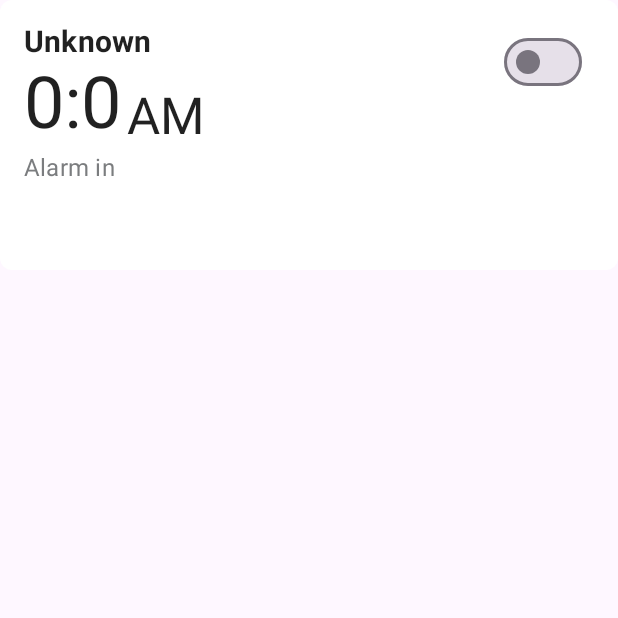
After one commit to marcin1994b/Snoozeloo, an Android app built with Jetpack Compose: the composable AlarmCardView called with empty values, on a phone screen of 412 x 824 dp, the top half of it. The commit adds this screen. Run offline under Robolectric (Android 15) with nearby library versions, the phone set to English and light mode, and no system bars; 3 statements that could not run were skipped.

Commit message:
Created Alarm Card View

```diff
--- a/composeApp/build.gradle.kts
+++ b/composeApp/build.gradle.kts
@@ -38,6 +38,10 @@ kotlin {
             implementation(compose.components.uiToolingPreview)
             implementation(libs.androidx.lifecycle.viewmodel)
             implementation(libs.androidx.lifecycle.runtime.compose)
+            implementation(compose.material3)
+
+            // time
+            implementation("org.jetbrains.kotlinx:kotlinx-datetime:0.6.0")
 
             // appyx
             api("com.bumble.appyx:appyx-navigation:2.0.0-alpha10")
--- /dev/null
+++ b/composeApp/src/commonMain/kotlin/org/marcin1994b/snoozeloo/design/AlarmCardView.kt
@@ -0,0 +1,89 @@
+package org.marcin1994b.snoozeloo.design
+
+import androidx.compose.foundation.background
+import androidx.compose.foundation.layout.Box
+import androidx.compose.foundation.layout.Column
+import androidx.compose.foundation.layout.Row
+import androidx.compose.foundation.layout.Spacer
+import androidx.compose.foundation.layout.fillMaxWidth
+import androidx.compose.foundation.layout.height
+import androidx.compose.foundation.layout.padding
+import androidx.compose.foundation.layout.width
+import androidx.compose.material.Chip
+import androidx.compose.material.ExperimentalMaterialApi
+import androidx.compose.material.Text
+import androidx.compose.material3.Switch
+import androidx.compose.runtime.Composable
+import androidx.compose.ui.Alignment
+import androidx.compose.ui.Modifier
+import androidx.compose.ui.unit.dp
+import org.marcin1994b.snoozeloo.model.DayOfWeek
+import org.marcin1994b.snoozeloo.model.formatToAlarmTime
+import org.marcin1994b.snoozeloo.model.getAlarmCountDownText
+import org.marcin1994b.snoozeloo.theme.AppColors
+import org.marcin1994b.snoozeloo.theme.AppTheme
+
+@OptIn(ExperimentalMaterialApi::class)
+@Composable
+fun AlarmCardView(
+    title: String?,
+    timestamp: Long,
+    isTurnOn: Boolean,
+    repeatOn: List<Pair<DayOfWeek, Boolean>>,
+    onSwitchClick: (Boolean) -> Unit
+) {
+    Column(
+        modifier = Modifier.background(
+            color = AppColors.White,
+            shape = AppTheme.shapes.medium
+        ).fillMaxWidth().height(180.dp).padding(vertical = 16.dp)
+    ) {
+        Box(modifier = Modifier.padding(start = 16.dp).fillMaxWidth().height(105.dp)) {
+            Text(
+                modifier = Modifier.align(Alignment.TopStart).padding(bottom = 30.dp),
+                text = title ?: "Unknown",
+                style = AppTheme.typography.headline6 + AppTheme.typography.bold,
+            )
+
+            Row(
+                modifier = Modifier.align(Alignment.CenterStart),
+                verticalAlignment = Alignment.Bottom
+            ) {
+                Text(
+                    text = timestamp.formatToAlarmTime(),
+                    style = AppTheme.typography.headline3,
+                )
+                Spacer(modifier = Modifier.width(4.dp))
+                Text(
+                    text = "AM",
+                    style = AppTheme.typography.headline4,
+                )
+            }
+
+            Text(
+                modifier = Modifier.align(Alignment.BottomStart),
+                text = timestamp.getAlarmCountDownText(),
+                style = AppTheme.typography.subtitle1,
+                color = AppColors.Grey500
+            )
+
+            Switch(
+                modifier = Modifier.align(Alignment.TopEnd).width(100.dp).height(50.dp),
+                checked = isTurnOn,
+                onCheckedChange = { onSwitchClick(it) },
+            )
+        }
+
+        Spacer(modifier = Modifier.height(12.dp))
+
+        Row(modifier = Modifier.padding(horizontal = 16.dp)) {
+            repeatOn.forEach {
+                Chip(
+                    onClick = {}
+                ) {
+                    Text(it.first.toString())
+                }
+            }
+        }
+    }
+}
--- /dev/null
+++ b/composeApp/src/commonMain/kotlin/org/marcin1994b/snoozeloo/model/DateTimeHelpers.kt
@@ -0,0 +1,34 @@
+package org.marcin1994b.snoozeloo.model
+
+import kotlinx.datetime.Clock
+import kotlinx.datetime.Instant
+import kotlinx.datetime.TimeZone
+import kotlinx.datetime.toLocalDateTime
+
+fun Long.formatToAlarmTime(): String {
+    val localTime = Instant.fromEpochMilliseconds(this).toLocalDateTime(TimeZone.currentSystemDefault())
+
+    return "${localTime.hour}:${localTime.minute}"
+}
+
+fun Long.getAlarmCountDownText(): String {
+    val currentTime = Clock.System.now().toLocalDateTime(TimeZone.currentSystemDefault())
+    val localAlarmTime = Instant.fromEpochMilliseconds(this).toLocalDateTime(TimeZone.currentSystemDefault())
+
+    val hoursToAlarm = localAlarmTime.hour - currentTime.hour
+    val minutesToAlarm = localAlarmTime.minute - currentTime.minute
+
+    var time = if (hoursToAlarm > 0) {
+        "$hoursToAlarm h"
+    } else {
+        ""
+    }
+
+    time = "$time " + if (minutesToAlarm > 0) {
+        "$minutesToAlarm mins"
+    } else {
+        ""
+    }
+
+    return "Alarm in $time"
+}
--- a/composeApp/src/commonMain/kotlin/org/marcin1994b/snoozeloo/theme/AppTypography.kt
+++ b/composeApp/src/commonMain/kotlin/org/marcin1994b/snoozeloo/theme/AppTypography.kt
@@ -3,8 +3,12 @@ package org.marcin1994b.snoozeloo.theme
 import androidx.compose.runtime.staticCompositionLocalOf
 import androidx.compose.ui.text.SpanStyle
 import androidx.compose.ui.text.TextStyle
+import androidx.compose.ui.text.font.Font
+import androidx.compose.ui.text.font.FontFamily
 import androidx.compose.ui.text.font.FontWeight
 import androidx.compose.ui.unit.sp
+import snoozeloo.composeapp.generated.resources.Res
+import snoozeloo.composeapp.generated.resources.montserrat_thin
 
 data class AppTypography(
     val headline1: TextStyle = TextStyle(
--- a/composeApp/src/commonMain/kotlin/org/marcin1994b/snoozeloo/ui/splashScreen/SplashNode.kt
+++ b/composeApp/src/commonMain/kotlin/org/marcin1994b/snoozeloo/ui/splashScreen/SplashNode.kt
@@ -2,12 +2,16 @@ package org.marcin1994b.snoozeloo.ui.splashScreen
 
 import androidx.compose.foundation.layout.Box
 import androidx.compose.foundation.layout.fillMaxSize
+import androidx.compose.foundation.layout.padding
 import androidx.compose.material.Text
 import androidx.compose.runtime.Composable
 import androidx.compose.ui.Alignment
 import androidx.compose.ui.Modifier
+import androidx.compose.ui.unit.dp
 import com.bumble.appyx.navigation.modality.NodeContext
 import com.bumble.appyx.navigation.node.LeafNode
+import org.marcin1994b.snoozeloo.design.AlarmCardView
+import org.marcin1994b.snoozeloo.theme.AppColors
 import org.marcin1994b.snoozeloo.theme.AppTheme
 
 class SplashNode(nodeContext: NodeContext) : LeafNode(nodeContext) {
```
Also changed, not shown: composeApp/src/commonMain/kotlin/org/marcin1994b/snoozeloo/model/DayOfWeek.kt (added, +15 -0 lines).
